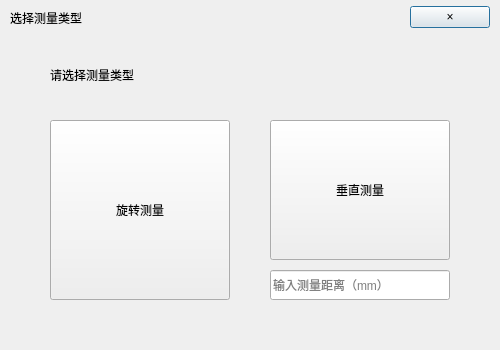
Before: the Qt Designer form src/ui/measure_type_dialog.ui in IceSugarZxy/MARS-pro, drawn with Qt 5.
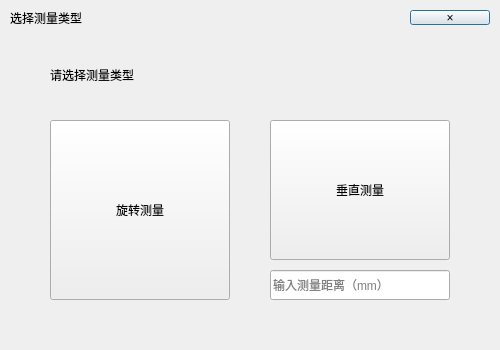
After: the same form once the commit is applied.

The edit to the form file:
```diff
--- a/src/ui/measure_type_dialog.ui
+++ b/src/ui/measure_type_dialog.ui
@@ -45,13 +45,13 @@
      <number>10</number>
     </property>
     <property name="topMargin">
-     <number>5</number>
+         <number>10</number>
     </property>
     <property name="rightMargin">
      <number>10</number>
     </property>
     <property name="bottomMargin">
-     <number>5</number>
+         <number>10</number>
     </property>
     <item>
      <widget class="QLabel" name="label_title_text">
```
Lines whose indentation alone changed are shown as unchanged.
